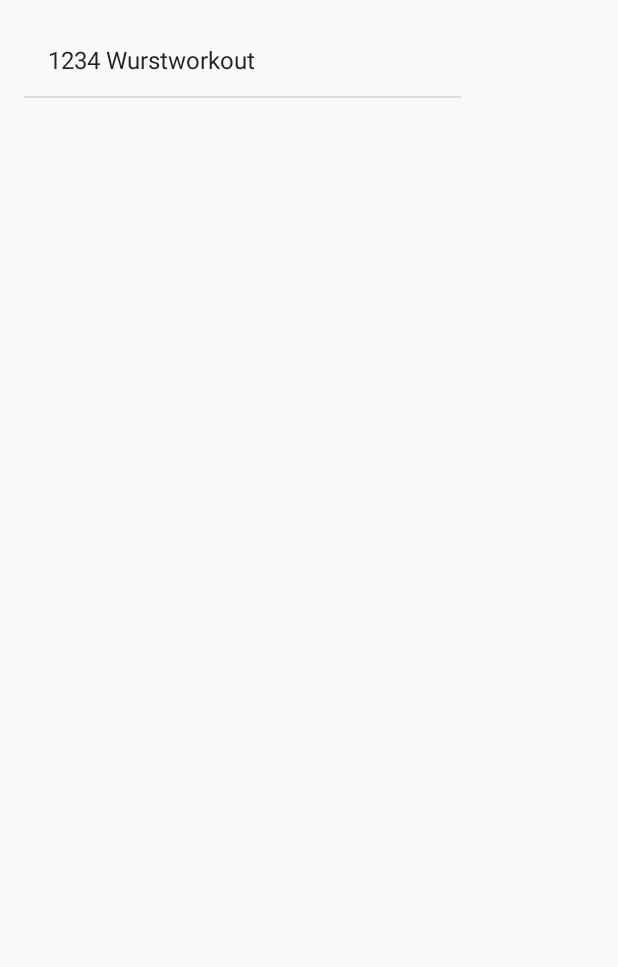
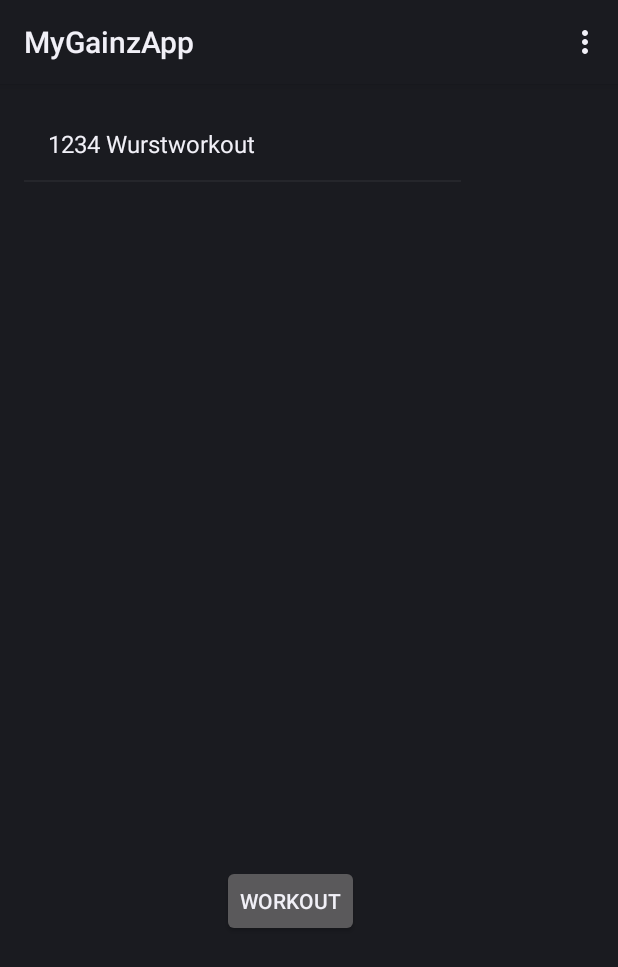
Before and after one commit to Roy0815/MyGainzApp, an Android app: the screen it shows after launch (MainActivity), on a phone screen of 412 x 824 dp. Before the commit the part shown is almost empty. Shown: the top 967 px of the screen. Run offline under Robolectric (Android 15) with nearby library versions, the phone set to English and light mode, and no system bars.

Commit message:
Erstellung und Implementierung des PopUp-Menüs, Fixen der ActionBar

```diff
--- a/app/src/main/AndroidManifest.xml
+++ b/app/src/main/AndroidManifest.xml
@@ -7,8 +7,7 @@
         android:icon="@mipmap/ic_launcher"
         android:label="@string/app_name"
         android:roundIcon="@mipmap/ic_launcher_round"
-        android:supportsRtl="true"
-        android:theme="@style/Theme.AppCompat.Light.DarkActionBar">
+        android:supportsRtl="true">
         <activity android:name=".MainActivity">
             <intent-filter>
                 <action android:name="android.intent.action.MAIN" />
--- a/app/src/main/java/p/d064905/mygainzapp/MainActivity.java
+++ b/app/src/main/java/p/d064905/mygainzapp/MainActivity.java
@@ -3,13 +3,17 @@ package p.d064905.mygainzapp;
 import android.app.ActionBar;
 import android.app.Activity;
 import android.appwidget.AppWidgetManager;
+import android.content.Intent;
 import android.os.Bundle;
 import android.support.v7.app.AppCompatActivity;
+import android.view.Menu;
 import android.view.MenuInflater;
+import android.view.MenuItem;
 import android.view.View;
 import android.widget.AdapterView;
 import android.widget.ArrayAdapter;
 import android.widget.ListView;
+import android.widget.PopupMenu;
 import android.widget.ScrollView;
 import android.widget.Toolbar;
 
@@ -36,8 +40,14 @@ public class MainActivity extends Activity implements AdapterView.OnItemClickLis
         wActive.setAdapter(mAdapter);
         wActive.setOnItemClickListener(this);
 
+    }
 
-
+    //PopUp Menü in Action Bar reinladen als 3 Menüpunkte oben rechts
+    @Override
+    public boolean onCreateOptionsMenu(Menu menu) {
+        MenuInflater inflater = getMenuInflater();
+        inflater.inflate(R.menu.popupmenu, menu);
+        return true;
     }
 
 
@@ -45,4 +55,9 @@ public class MainActivity extends Activity implements AdapterView.OnItemClickLis
     public void onItemClick(AdapterView<?> adapterView, View view, int i, long l) {
         //onclick Workout
     }
+
+    public void changescreen(View aView) {
+        Intent intent2 = new Intent(this, WorkoutActivity.class);
+        startActivity(intent2);
+    }
 }
--- a/app/src/main/res/layout/activity_main.xml
+++ b/app/src/main/res/layout/activity_main.xml
@@ -15,4 +15,22 @@
         android:layout_marginTop="16dp"
         app:layout_constraintStart_toStartOf="parent"
         app:layout_constraintTop_toTopOf="parent" />
+
+    <Button
+        android:id="@+id/button"
+        android:layout_width="wrap_content"
+        android:layout_height="wrap_content"
+        android:layout_marginBottom="71dp"
+        android:layout_marginEnd="148dp"
+        android:layout_marginStart="148dp"
+        android:layout_marginTop="392dp"
+        android:onClick="changescreen"
+        android:text="Workout"
+        app:layout_constraintBottom_toBottomOf="parent"
+        app:layout_constraintEnd_toEndOf="parent"
+        app:layout_constraintHorizontal_bias="0.0"
+        app:layout_constraintStart_toStartOf="parent"
+        app:layout_constraintTop_toTopOf="parent" />
+
+
 </android.support.constraint.ConstraintLayout>
--- a/app/src/main/res/layout/activity_workout.xml
+++ b/app/src/main/res/layout/activity_workout.xml
@@ -58,4 +58,5 @@
         android:text="Workout beenden"
         app:layout_constraintBottom_toBottomOf="parent"
         app:layout_constraintEnd_toEndOf="parent" />
+
 </android.support.constraint.ConstraintLayout>
--- /dev/null
+++ b/app/src/main/res/menu/popupmenu.xml
@@ -0,0 +1,32 @@
+<?xml version="1.0" encoding="utf-8"?>
+<menu xmlns:tools="http://schemas.android.com/tools"
+    xmlns:app="http://schemas.android.com/apk/res-auto"
+    xmlns:android="http://schemas.android.com/apk/res/android">
+
+    <group android:id="@+id/persongroup">
+        <item
+            android:id="@+id/person"
+            android:checkable="false"
+            android:title="Max Muster" />
+        <item
+            android:id="@+id/email"
+            android:title="max.muster@online.de" />
+    </group>
+    <group android:id="@+id/eintraegegroup" >
+        <item
+            android:id="@+id/calender"
+            android:icon="@android:drawable/ic_menu_my_calendar"
+            android:title="Kalender" />
+        <item
+            android:id="@+id/overview"
+            android:title="Übersicht" />
+        <item
+            android:id="@+id/settings"
+            android:icon="@android:drawable/ic_menu_manage"
+            android:title="Einstellungen" />
+        <item
+            android:id="@+id/logout"
+            android:icon="@android:drawable/ic_lock_power_off"
+            android:title="Abmelden" />
+    </group>
+</menu>
--- /dev/null
+++ b/app/src/main/res/values/values.xml
@@ -0,0 +1,2 @@
+<?xml version="1.0" encoding="utf-8"?>
+<resources></resources>
```
Also changed, not shown: app/src/main/java/p/d064905/mygainzapp/WorkoutActivity.java (+31 -2 lines).
